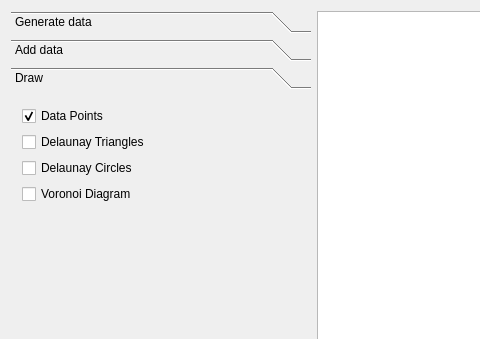
Qt form mainwindow.ui (olavph/Classifier) before a commit; both pictures show x 0 to 480 and y 0 to 339 of the 850 by 600 pixel window.
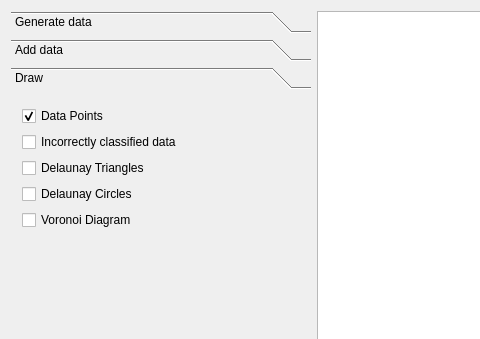
The same form after that commit. The open tabs and pages were chosen to show the change.

Commit message: Created IBL abstract class and implemented IBL1 Added checkbox to show incorrectly classified data

```diff
--- a/mainwindow.ui
+++ b/mainwindow.ui
@@ -687,6 +687,13 @@
           </property>
          </widget>
         </item>
+        <item>
+         <widget class="QCheckBox" name="DrawIncorrectlyClassifiedDataCheckBox">
+          <property name="text">
+           <string>Incorrectly classified data</string>
+          </property>
+         </widget>
+        </item>
         <item>
          <widget class="QCheckBox" name="DrawDelaunayTrianglesCheckBox">
           <property name="text">
```
Left out of the diff: 50 changed lines with no effect on the pictures. The commit also changes 11 other files.
